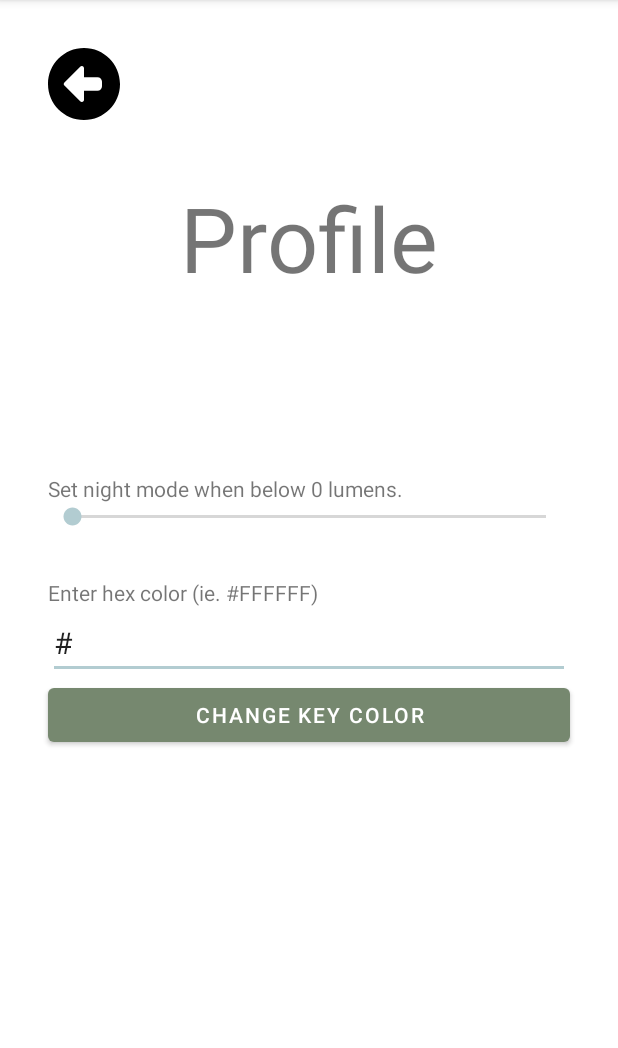
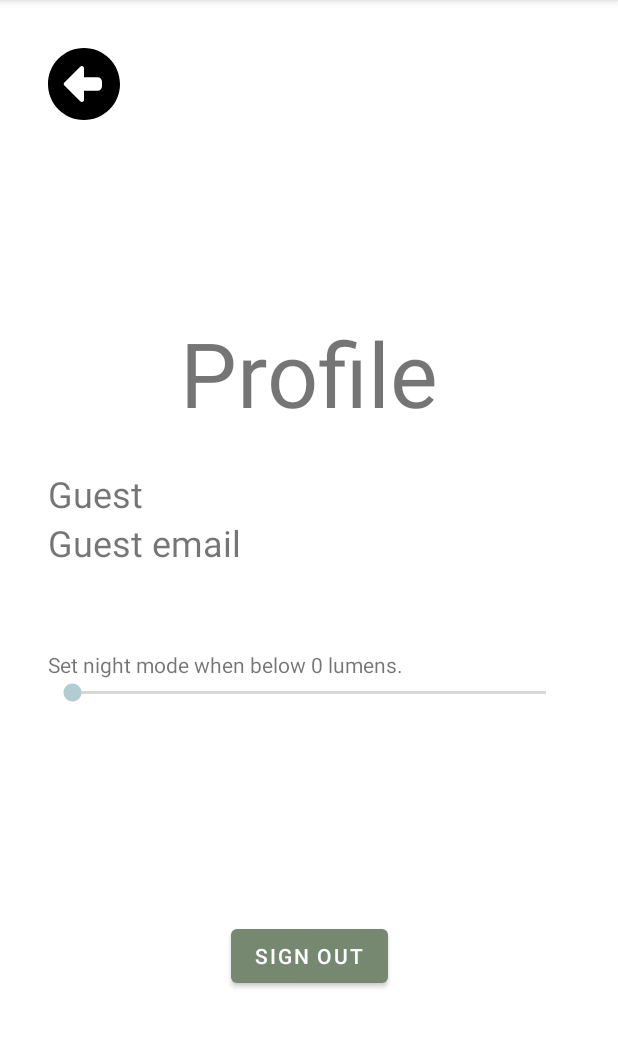
Before and after one commit to SusBhh/study-app, an Android app: the ProfileActivity screen opened directly, with no data from a screen before it, on a phone screen of 412 x 824 dp, the part 84-1132 px from its top. Run offline under Robolectric (Android 15) with nearby library versions, the phone set to English and light mode, and no system bars.

Commit message:
Added Google Sign-In functionality and sign out on profile page

```diff
--- a/app/build.gradle
+++ b/app/build.gradle
@@ -39,4 +39,6 @@ dependencies {
     androidTestImplementation 'androidx.test.espresso:espresso-core:3.4.0'
     implementation 'androidx.recyclerview:recyclerview-selection:1.1.0'
     implementation 'com.google.android.material:material:1.1.0'
+    implementation 'com.google.android.gms:play-services-auth:20.4.0'
+
 }
--- a/app/src/main/AndroidManifest.xml
+++ b/app/src/main/AndroidManifest.xml
@@ -1,6 +1,9 @@
 <?xml version="1.0" encoding="utf-8"?>
 <manifest xmlns:android="http://schemas.android.com/apk/res/android"
-    xmlns:tools="http://schemas.android.com/tools">
+    xmlns:tools="http://schemas.android.com/tools"
+    package="com.example.tidbit_astudyapp">
+
+    <uses-permission android:name="android.permission.INTERNET" />
 
     <application
         android:allowBackup="true"
@@ -20,6 +23,7 @@
 
                 <category android:name="android.intent.category.LAUNCHER" />
             </intent-filter>
+
             <meta-data
                 android:name="android.app.lib_name"
                 android:value="" />
--- a/app/src/main/java/com/example/tidbit_astudyapp/ProfileActivity.java
+++ b/app/src/main/java/com/example/tidbit_astudyapp/ProfileActivity.java
@@ -4,6 +4,7 @@ import androidx.appcompat.app.AppCompatActivity;
 import androidx.appcompat.app.AppCompatDelegate;
 
 import android.content.Context;
+import android.content.Intent;
 import android.hardware.Sensor;
 import android.hardware.SensorEvent;
 import android.hardware.SensorEventListener;
@@ -11,9 +12,17 @@ import android.hardware.SensorManager;
 import android.os.Bundle;
 import android.util.Log;
 import android.view.View;
+import android.widget.Button;
 import android.widget.EditText;
 import android.widget.SeekBar;
 import android.widget.TextView;
+
+import com.google.android.gms.auth.api.signin.GoogleSignIn;
+import com.google.android.gms.auth.api.signin.GoogleSignInAccount;
+import com.google.android.gms.auth.api.signin.GoogleSignInClient;
+import com.google.android.gms.auth.api.signin.GoogleSignInOptions;
+import com.google.android.gms.tasks.OnCompleteListener;
+import com.google.android.gms.tasks.Task;
 
 public class ProfileActivity extends AppCompatActivity {
 
@@ -28,6 +37,12 @@ public class ProfileActivity extends AppCompatActivity {
     private SensorManager sensorManager;
     private Sensor sensorLight;
 
+    // Google Sign Out
+    GoogleSignInOptions gso;
+    GoogleSignInClient gsc;
+    TextView name,email;
+    Button signOutBtn;
+
     @Override
     protected void onCreate(Bundle savedInstanceState) {
         super.onCreate(savedInstanceState);
@@ -37,7 +52,6 @@ public class ProfileActivity extends AppCompatActivity {
         savedInformation = new SavedInformation(this);
         seekBar = (SeekBar)findViewById(R.id.light_threshold_seekbar);
         textView = (TextView)findViewById(R.id.light_threshold_text);
-        editText = (EditText)findViewById(R.id.color_plain_text_view);
 
         lightThreshold = savedInformation.getFloat("lightThreshold");
         seekBar.setProgress((int)savedInformation.getFloat("lightThreshold"));
@@ -83,6 +97,30 @@ public class ProfileActivity extends AppCompatActivity {
         };
 
         sensorManager.registerListener(sensorEventListenerLight, sensorLight, SensorManager.SENSOR_DELAY_NORMAL);
+
+        // Profile Info and Sign Out
+        name = findViewById(R.id.name);
+        email = findViewById(R.id.email);
+        signOutBtn = findViewById(R.id.signout);
+
+        gso = new GoogleSignInOptions.Builder(GoogleSignInOptions.DEFAULT_SIGN_IN).requestEmail().build();
+        gsc = GoogleSignIn.getClient(this,gso);
+
+        GoogleSignInAccount acct = GoogleSignIn.getLastSignedInAccount(this);
+        if(acct!=null){
+            String personName = acct.getDisplayName();
+            String personEmail = acct.getEmail();
+            name.setText(personName);
+            email.setText(personEmail);
+        }
+
+        signOutBtn.setOnClickListener(new View.OnClickListener() {
+            @Override
+            public void onClick(View v) {
+                signOut();
+            }
+        });
+
     }
 
     public void onColorChangeClick(View view) {
@@ -101,6 +139,17 @@ public class ProfileActivity extends AppCompatActivity {
             AppCompatDelegate.setDefaultNightMode(AppCompatDelegate.MODE_NIGHT_NO);
         }
     }
+
+    void signOut(){
+        gsc.signOut().addOnCompleteListener(new OnCompleteListener<Void>() {
+            @Override
+            public void onComplete(Task<Void> task) {
+                finish();
+                startActivity(new Intent(ProfileActivity.this,LoginActivity.class));
+            }
+        });
+    }
+
     public void onBackPressed(View view) {
         Log.d("Example: ", "Clicked back");
         finish();
--- a/app/src/main/res/layout/activity_profile.xml
+++ b/app/src/main/res/layout/activity_profile.xml
@@ -10,12 +10,13 @@
         android:id="@+id/linearLayout2"
         android:layout_width="match_parent"
         android:layout_height="wrap_content"
-        android:layout_marginBottom="32dp"
+        android:layout_marginTop="12dp"
+        android:layout_marginBottom="100dp"
         android:orientation="vertical"
-        app:layout_constraintBottom_toBottomOf="parent"
+        app:layout_constraintBottom_toTopOf="@+id/signout"
         app:layout_constraintEnd_toEndOf="parent"
         app:layout_constraintStart_toStartOf="parent"
-        app:layout_constraintTop_toBottomOf="@+id/back_button_on_profile">
+        app:layout_constraintTop_toBottomOf="@+id/email">
 
         <TextView
             android:id="@+id/light_threshold_text"
@@ -32,35 +33,6 @@
             android:layout_marginEnd="32dp"
             android:max="40000"
             android:progress="5000" />
-
-        <TextView
-            android:id="@+id/color_text_view"
-            android:layout_width="match_parent"
-            android:layout_height="wrap_content"
-            android:layout_marginStart="32dp"
-            android:layout_marginTop="32dp"
-            android:layout_marginEnd="32dp"
-            android:text="Enter hex color (ie. #FFFFFF)" />
-
-        <EditText
-            android:id="@+id/color_plain_text_view"
-            android:layout_width="match_parent"
-            android:layout_height="wrap_content"
-            android:layout_marginStart="32dp"
-            android:layout_marginEnd="32dp"
-            android:ems="10"
-            android:inputType="textPersonName"
-            android:text="#"
-            android:textSize="20sp" />
-
-        <Button
-            android:id="@+id/key_color_change_button"
-            android:layout_width="match_parent"
-            android:layout_height="wrap_content"
-            android:layout_marginStart="32dp"
-            android:layout_marginEnd="32dp"
-            android:onClick="onColorChangeClick"
-            android:text="Change Key Color" />
 
     </LinearLayout>
 
@@ -81,6 +53,7 @@
         android:layout_width="wrap_content"
         android:layout_height="wrap_content"
         android:layout_marginStart="32dp"
+        android:layout_marginTop="64dp"
         android:layout_marginEnd="32dp"
         android:text="Profile"
         android:textSize="60sp"
@@ -88,4 +61,48 @@
         app:layout_constraintEnd_toEndOf="parent"
         app:layout_constraintStart_toStartOf="parent"
         app:layout_constraintTop_toTopOf="parent" />
+
+    <TextView
+        android:id="@+id/name"
+        android:layout_width="match_parent"
+        android:layout_height="wrap_content"
+        android:layout_centerHorizontal="true"
+        android:layout_centerVertical="true"
+        android:layout_marginStart="32dp"
+        android:layout_marginTop="24dp"
+        android:layout_marginEnd="32dp"
+        android:text="Guest"
+        android:textSize="24sp"
+        app:layout_constraintBottom_toTopOf="@+id/email"
+        app:layout_constraintEnd_toEndOf="parent"
+        app:layout_constraintStart_toStartOf="parent"
+        app:layout_constraintTop_toBottomOf="@+id/profile_title_textview" />
+
+    <TextView
+        android:id="@+id/email"
+        android:layout_width="match_parent"
+        android:layout_height="wrap_content"
+        android:layout_below="@id/name"
+        android:layout_centerHorizontal="true"
+        android:layout_centerVertical="true"
+        android:layout_marginStart="32dp"
+        android:layout_marginEnd="32dp"
+        android:text="Guest email"
+        android:textSize="24sp"
+        app:layout_constraintEnd_toEndOf="parent"
+        app:layout_constraintStart_toStartOf="parent"
+        app:layout_constraintTop_toBottomOf="@+id/name" />
+
+    <Button
+        android:id="@+id/signout"
+        android:layout_width="wrap_content"
+        android:layout_height="wrap_content"
+        android:layout_alignParentBottom="true"
+        android:layout_centerHorizontal="true"
+        android:layout_marginBottom="64dp"
+        android:text="Sign out"
+        app:layout_constraintBottom_toBottomOf="parent"
+        app:layout_constraintEnd_toEndOf="parent"
+        app:layout_constraintStart_toStartOf="parent"
+        app:layout_constraintTop_toBottomOf="@+id/linearLayout2" />
 </androidx.constraintlayout.widget.ConstraintLayout>
```
Also changed, not shown: app/src/main/java/com/example/tidbit_astudyapp/LoginActivity.java (+57 -0 lines), app/src/main/res/layout/activity_login.xml (+26 -2 lines), build.gradle (line endings or trailing spaces), 1 other file.
